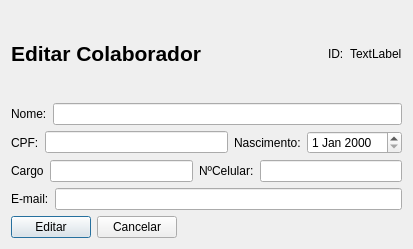
Above: clinica_cpp/edicaocolaboradores.ui from juander/Projeto_CPP before the change. Below: the same form after it.
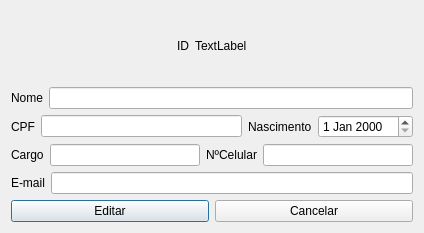
That is the form after the change.

```diff
--- a/clinica_cpp/edicaocolaboradores.ui
+++ b/clinica_cpp/edicaocolaboradores.ui
@@ -6,8 +6,8 @@
    <rect>
     <x>0</x>
     <y>0</y>
-    <width>413</width>
-    <height>249</height>
+    <width>424</width>
+    <height>233</height>
    </rect>
   </property>
   <property name="windowTitle">
@@ -18,13 +18,6 @@
     <layout class="QVBoxLayout" name="verticalLayout">
      <item>
       <layout class="QHBoxLayout" name="horizontalLayout_10">
-       <item>
-        <widget class="QLabel" name="label_7">
-         <property name="text">
-          <string>&lt;html&gt;&lt;head/&gt;&lt;body&gt;&lt;p&gt;&lt;span style=&quot; font-size:16pt; font-weight:700;&quot;&gt;Editar Colaborador&lt;/span&gt;&lt;/p&gt;&lt;/body&gt;&lt;/html&gt;</string>
-         </property>
-        </widget>
-       </item>
        <item>
         <spacer name="horizontalSpacer">
          <property name="orientation">
@@ -41,7 +34,7 @@
        <item>
         <widget class="QLabel" name="label_8">
          <property name="text">
-          <string>ID:</string>
+          <string>ID</string>
          </property>
         </widget>
        </item>
@@ -52,6 +45,19 @@
          </property>
         </widget>
        </item>
+       <item>
+        <spacer name="horizontalSpacer_3">
+         <property name="orientation">
+          <enum>Qt::Orientation::Horizontal</enum>
+         </property>
+         <property name="sizeHint" stdset="0">
+          <size>
+           <width>40</width>
+           <height>20</height>
+          </size>
+         </property>
+        </spacer>
+       </item>
       </layout>
      </item>
      <item>
@@ -59,7 +65,7 @@
        <item>
         <widget class="QLabel" name="label">
          <property name="text">
-          <string>Nome:</string>
+          <string>Nome</string>
          </property>
         </widget>
        </item>
@@ -73,7 +79,7 @@
        <item>
         <widget class="QLabel" name="label_5">
          <property name="text">
-          <string>CPF:</string>
+          <string>CPF</string>
          </property>
         </widget>
        </item>
@@ -83,7 +89,7 @@
        <item>
         <widget class="QLabel" name="label_2">
          <property name="text">
-          <string>Nascimento:</string>
+          <string>Nascimento</string>
          </property>
         </widget>
        </item>
@@ -107,7 +113,7 @@
        <item>
         <widget class="QLabel" name="label_3">
          <property name="text">
-          <string>NºCelular:</string>
+          <string>NºCelular</string>
          </property>
         </widget>
        </item>
@@ -121,7 +127,7 @@
        <item>
         <widget class="QLabel" name="label_4">
          <property name="text">
-          <string>E-mail:</string>
+          <string>E-mail</string>
          </property>
         </widget>
        </item>
@@ -146,19 +152,6 @@
          </property>
         </widget>
        </item>
-       <item>
-        <spacer name="horizontalSpacer_2">
-         <property name="orientation">
-          <enum>Qt::Orientation::Horizontal</enum>
-         </property>
-         <property name="sizeHint" stdset="0">
-          <size>
-           <width>40</width>
-           <height>20</height>
-          </size>
-         </property>
-        </spacer>
-       </item>
       </layout>
      </item>
     </layout>
```
